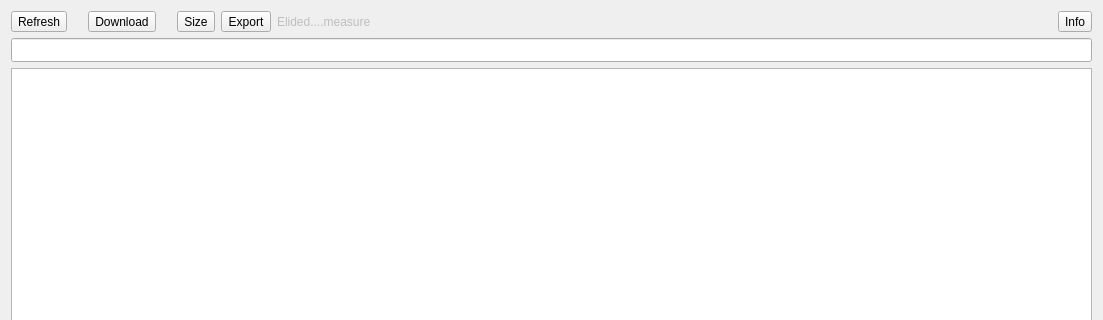
This is src/remote_widget.ui in DeliciousMeatPop/ARMGDDNBrowser as Qt 5 draws it before an edit; both pictures show x 0 to 1103 and y 0 to 320 of the 1103 by 552 pixel window. The edited form follows.
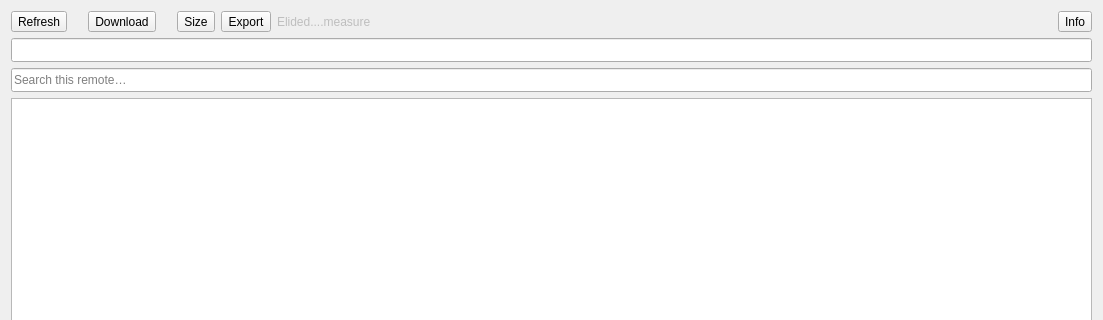
This is the edited form.

Commit message:
Add search box to filter items inside a remote
A search field above the tree filters the loaded items by name: matches (and
their parent folders) stay visible and expand, everything else is hidden;
clearing the box restores the full tree.

Claude-Session: https://claude.ai/code/session_01PwAc1L9ySwoJrtAQrh8vrN

```diff
--- a/src/remote_widget.ui
+++ b/src/remote_widget.ui
@@ -181,6 +181,22 @@
          </property>
         </widget>
        </item>
+       <item>
+        <widget class="QLineEdit" name="search">
+         <property name="minimumSize">
+          <size>
+           <width>0</width>
+           <height>24</height>
+          </size>
+         </property>
+         <property name="clearButtonEnabled">
+          <bool>true</bool>
+         </property>
+         <property name="placeholderText">
+          <string>Search this remote…</string>
+         </property>
+        </widget>
+       </item>
        <item>
         <widget class="QTreeView" name="tree">
          <property name="sizePolicy">
```
The commit also changes 2 other files.
